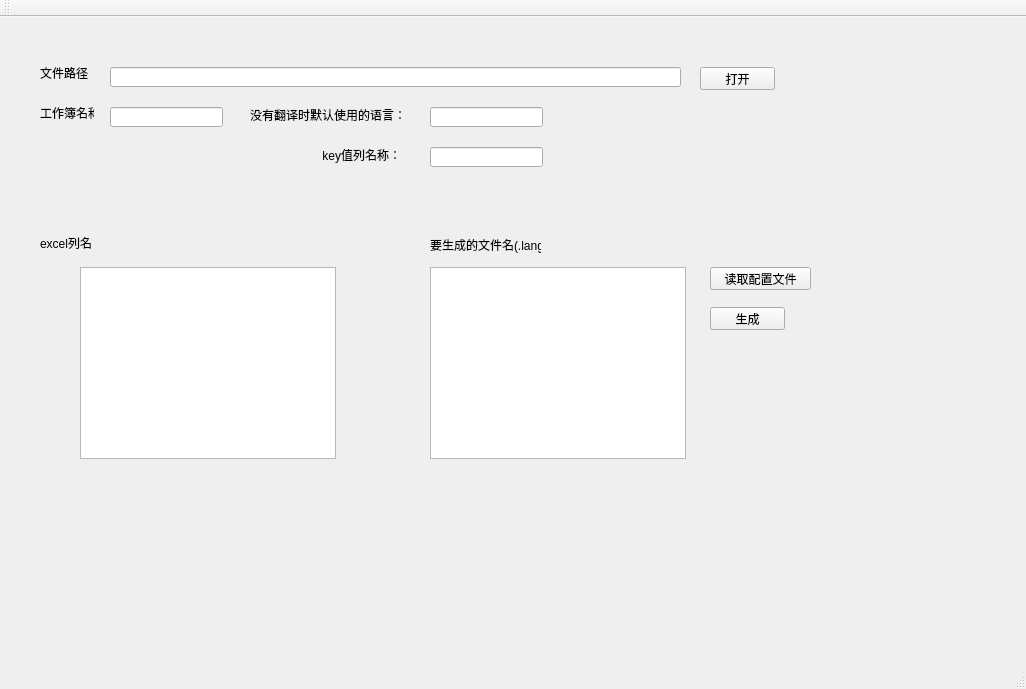
Before: the Qt Designer form mainwindow.ui in Tyakai/QtExcelOperation, drawn with Qt 5.
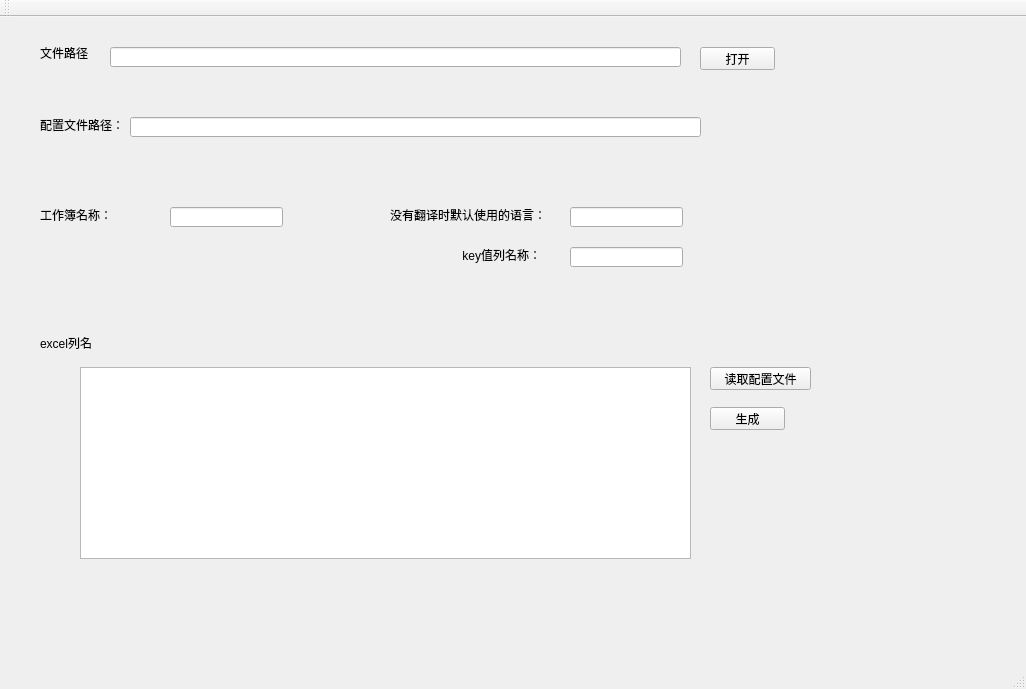
After: the same form once the commit is applied.

Commit message: 现在已经可以重复load了，且.lang文件存的话会先删除在创建新的lang文件（下次使用TextStream来操作文件）

Diff of the .ui file:
```diff
--- a/mainwindow.ui
+++ b/mainwindow.ui
@@ -18,7 +18,7 @@
     <property name="geometry">
      <rect>
       <x>110</x>
-      <y>50</y>
+      <y>30</y>
       <width>571</width>
       <height>20</height>
      </rect>
@@ -28,7 +28,7 @@
     <property name="geometry">
      <rect>
       <x>700</x>
-      <y>50</y>
+      <y>30</y>
       <width>75</width>
       <height>23</height>
      </rect>
@@ -41,7 +41,7 @@
     <property name="geometry">
      <rect>
       <x>40</x>
-      <y>50</y>
+      <y>30</y>
       <width>54</width>
       <height>12</height>
      </rect>
@@ -54,7 +54,7 @@
     <property name="geometry">
      <rect>
       <x>40</x>
-      <y>220</y>
+      <y>320</y>
       <width>54</width>
       <height>12</height>
      </rect>
@@ -63,35 +63,12 @@
      <string>excel列名</string>
     </property>
    </widget>
-   <widget class="QLabel" name="label_3">
-    <property name="geometry">
-     <rect>
-      <x>430</x>
-      <y>220</y>
-      <width>111</width>
-      <height>16</height>
-     </rect>
-    </property>
-    <property name="text">
-     <string>要生成的文件名(.lang)</string>
-    </property>
-   </widget>
    <widget class="QTableWidget" name="tableWidget_name">
     <property name="geometry">
      <rect>
       <x>80</x>
-      <y>250</y>
-      <width>256</width>
-      <height>192</height>
-     </rect>
-    </property>
-   </widget>
-   <widget class="QListWidget" name="listWidget">
-    <property name="geometry">
-     <rect>
-      <x>430</x>
-      <y>250</y>
-      <width>256</width>
+      <y>350</y>
+      <width>611</width>
       <height>192</height>
      </rect>
     </property>
@@ -100,7 +77,7 @@
     <property name="geometry">
      <rect>
       <x>710</x>
-      <y>250</y>
+      <y>350</y>
       <width>101</width>
       <height>23</height>
      </rect>
@@ -113,9 +90,9 @@
     <property name="geometry">
      <rect>
       <x>40</x>
-      <y>90</y>
-      <width>54</width>
-      <height>12</height>
+      <y>190</y>
+      <width>111</width>
+      <height>16</height>
      </rect>
     </property>
     <property name="text">
@@ -125,8 +102,8 @@
    <widget class="QLineEdit" name="lineEdit_workSheetName">
     <property name="geometry">
      <rect>
-      <x>110</x>
-      <y>90</y>
+      <x>170</x>
+      <y>190</y>
       <width>113</width>
       <height>20</height>
      </rect>
@@ -136,7 +113,7 @@
     <property name="geometry">
      <rect>
       <x>710</x>
-      <y>290</y>
+      <y>390</y>
       <width>75</width>
       <height>23</height>
      </rect>
@@ -148,8 +125,8 @@
    <widget class="QLabel" name="label_5">
     <property name="geometry">
      <rect>
-      <x>250</x>
-      <y>90</y>
+      <x>390</x>
+      <y>190</y>
       <width>171</width>
       <height>16</height>
      </rect>
@@ -161,8 +138,8 @@
    <widget class="QLineEdit" name="lineEdit_defaultLanguage">
     <property name="geometry">
      <rect>
-      <x>430</x>
-      <y>90</y>
+      <x>570</x>
+      <y>190</y>
       <width>113</width>
       <height>20</height>
      </rect>
@@ -171,8 +148,8 @@
    <widget class="QLabel" name="label_6">
     <property name="geometry">
      <rect>
-      <x>250</x>
-      <y>130</y>
+      <x>390</x>
+      <y>230</y>
       <width>151</width>
       <height>16</height>
      </rect>
@@ -187,13 +164,36 @@
    <widget class="QLineEdit" name="lineEdit_defaulKeyName">
     <property name="geometry">
      <rect>
-      <x>430</x>
-      <y>130</y>
+      <x>570</x>
+      <y>230</y>
       <width>113</width>
       <height>20</height>
      </rect>
     </property>
    </widget>
+   <widget class="QLabel" name="label_3">
+    <property name="geometry">
+     <rect>
+      <x>40</x>
+      <y>100</y>
+      <width>91</width>
+      <height>16</height>
+     </rect>
+    </property>
+    <property name="text">
+     <string>配置文件路径：</string>
+    </property>
+   </widget>
+   <widget class="QLineEdit" name="lineEdit_defaultConfigPath">
+    <property name="geometry">
+     <rect>
+      <x>130</x>
+      <y>100</y>
+      <width>571</width>
+      <height>20</height>
+     </rect>
+    </property>
+   </widget>
   </widget>
   <widget class="QMenuBar" name="menuBar">
    <property name="geometry">
```
Left out of the diff: 2 changed lines with no effect on the pictures. The commit also changes 1 other file.
